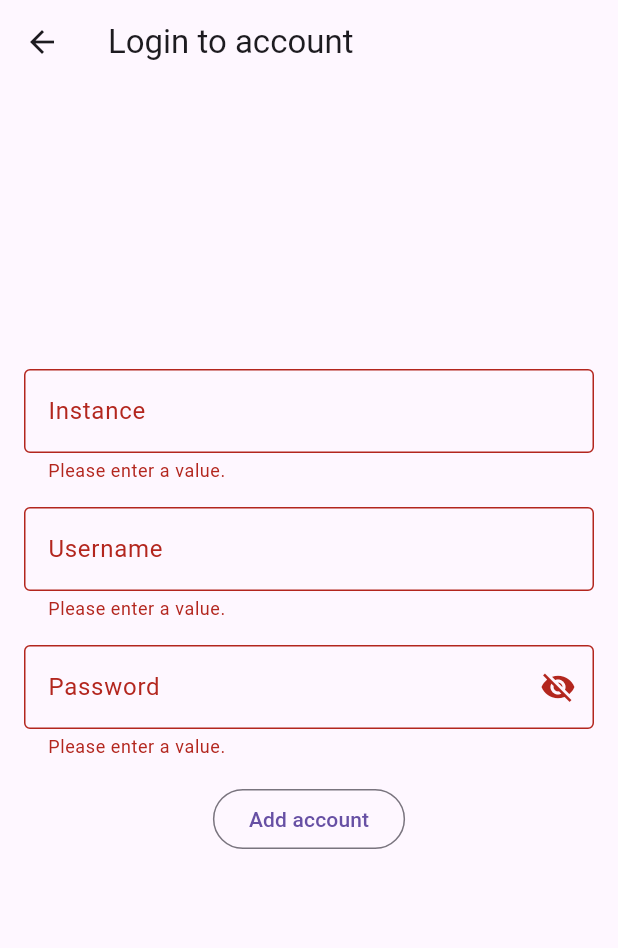
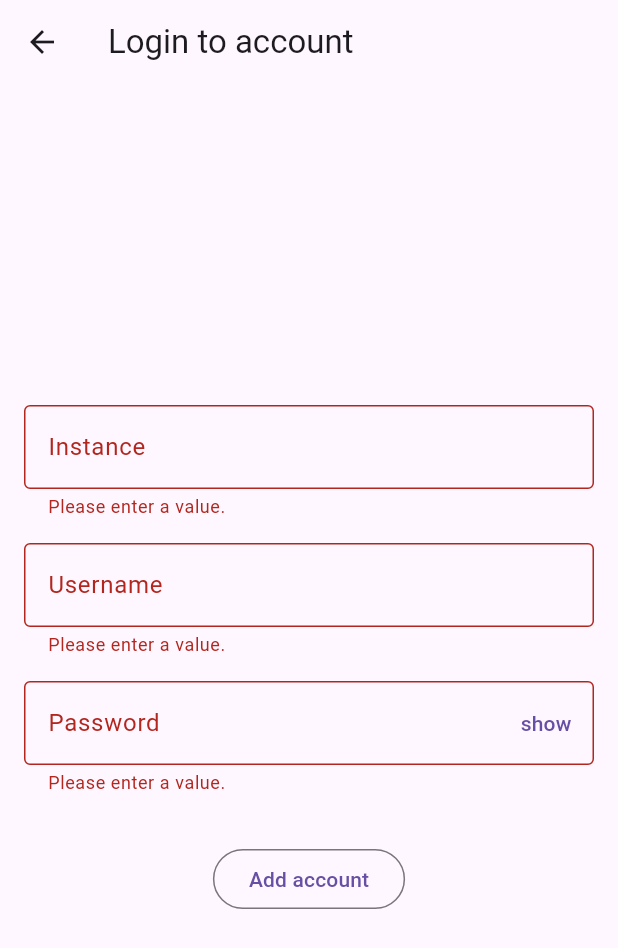
Before and after one commit to gusVLZ/lemmy_handshake, a Flutter app: the AddAccount screen opened by its route, after a tap on "Add account", on a phone screen of 412 x 824 dp. Shown: the top 948 px of the screen. Run offline on Flutter 3.47's test engine with Material 2 defaults, Android fonts, the phone set to English and light mode, and no system bars; our stand-ins replace logger, sqflite, sqflite_common_ffi; accounts and stored records are empty; network calls fail.

Commit message:
Account crud

```diff
--- a/lib/add_account.dart
+++ b/lib/add_account.dart
@@ -1,22 +1,23 @@
-import 'dart:developer';
-
 import 'package:flutter/material.dart';
+import 'package:lemmy_account_sync/model/account.dart';
+import 'package:lemmy_account_sync/repository/account_repo.dart';
+import 'package:lemmy_account_sync/util/db.dart';
 import 'package:lemmy_account_sync/util/lemmy.dart';
-import 'package:lemmy_account_sync/util/logger.dart';
 
 class AddAccount extends StatefulWidget {
   const AddAccount({Key? key}) : super(key: key);
 
   @override
-  _AddAccountState createState() => _AddAccountState();
+  AddAccountState createState() => AddAccountState();
 }
 
-class _AddAccountState extends State<AddAccount> {
+class AddAccountState extends State<AddAccount> {
   final _formKey = GlobalKey<FormState>();
   final TextEditingController _instanceController = TextEditingController();
   final TextEditingController _usernameController = TextEditingController();
   final TextEditingController _passwordController = TextEditingController();
-  bool _isPasswordVisible = false;
+  bool _isLoading = false;
+  bool _hidePassword = true;
 
   @override
   void dispose() {
@@ -26,13 +27,55 @@ class _AddAccountState extends State<AddAccount> {
     super.dispose();
   }
 
-  Future<void> _submitForm() async {
+  void _submitForm(BuildContext context) {
     if (_formKey.currentState!.validate()) {
+      var loadingController = ScaffoldMessenger.of(context).showSnackBar(
+        const SnackBar(
+          content: Padding(
+              padding: EdgeInsets.all(16),
+              child: Text('Connecting to instance and login you in',
+                  style: TextStyle(color: Colors.black))),
+          backgroundColor: Colors.green,
+          duration: Duration(seconds: 15),
+        ),
+      );
+      setState(() {
+        _isLoading = true;
+      });
       Lemmy lemmy = Lemmy(_instanceController.text);
-      await lemmy.login(_usernameController.text, _passwordController.text);
-      var communities = await lemmy.getCommunities();
-      communities.forEach((element) {
-        Logger.info(element);
+      lemmy
+          .login(_usernameController.text, _passwordController.text)
+          .then((loginResponse) {
+        loadingController.close();
+        setState(() {
+          _isLoading = false;
+        });
+        if (loginResponse) {
+          lemmy.getUserData(_usernameController.text).then((userData) => {
+                if (userData != null)
+                  {
+                    Db().startDatabase().then((dbConnection) => AccountRepo(
+                            dbConnection: dbConnection)
+                        .insertAccount(Account(
+                            accountId: userData.person.id.toString(),
+                            username: userData.person.name,
+                            instance: _instanceController.text,
+                            lastSync: null,
+                            profileUrl: userData.person.avatar))
+                        .then((value) => Navigator.pushNamed(context, "home")))
+                  }
+              });
+        } else {
+          ScaffoldMessenger.of(context).showSnackBar(
+            const SnackBar(
+              content: Padding(
+                  padding: EdgeInsets.all(16),
+                  child: Text('Error: check your credentials and instance url',
+                      style: TextStyle(color: Colors.white))),
+              backgroundColor: Colors.red,
+            ),
+          );
+        }
       });
     }
   }
@@ -53,6 +96,7 @@ class _AddAccountState extends State<AddAccount> {
               mainAxisSize: MainAxisSize.min,
               children: [
                 TextFormField(
+                  enabled: !_isLoading,
                   controller: _instanceController,
                   decoration: const InputDecoration(
                       border: OutlineInputBorder(), labelText: 'Instance'),
@@ -65,6 +109,7 @@ class _AddAccountState extends State<AddAccount> {
                 ),
                 const SizedBox(height: 16),
                 TextFormField(
+                  enabled: !_isLoading,
                   controller: _usernameController,
                   decoration: const InputDecoration(
                       border: OutlineInputBorder(), labelText: 'Username'),
@@ -77,21 +122,16 @@ class _AddAccountState extends State<AddAccount> {
                 ),
                 const SizedBox(height: 16),
                 TextFormField(
+                  enabled: !_isLoading,
                   controller: _passwordController,
                   decoration: InputDecoration(
-                      suffixIcon: IconButton(
-                          icon: Icon(
-                            !_isPasswordVisible
-                                ? Icons.visibility_off
-                                : Icons.visibility,
-                          ),
-                          onPressed: (() => {
-                                setState(() =>
-                                    _isPasswordVisible = !_isPasswordVisible)
-                              })),
-                      border: OutlineInputBorder(),
+                      suffixIcon: TextButton(
+                          onPressed: (() =>
+                              {setState(() => _hidePassword = !_hidePassword)}),
+                          child: Text(_hidePassword ? "show" : "hide")),
+                      border: const OutlineInputBorder(),
                       labelText: 'Password'),
-                  obscureText: _isPasswordVisible,
+                  obscureText: _hidePassword,
                   validator: (value) {
                     if (value == null || value.isEmpty) {
                       return 'Please enter a value.';
@@ -99,12 +139,11 @@ class _AddAccountState extends State<AddAccount> {
                     return null;
                   },
                 ),
-                const SizedBox(height: 16),
+                const SizedBox(height: 32),
                 OutlinedButton(
-                  onPressed: _submitForm,
+                  onPressed: () => !_isLoading ? _submitForm(context) : () {},
                   child: const Text('Add account'),
                 ),
-                const SizedBox(height: 64),
               ],
             ),
           ),
--- a/lib/model/account_details.dart
+++ b/lib/model/account.dart
@@ -1,17 +1,17 @@
 import 'dart:core';
 
-class AccountDetails {
+class Account {
   final String accountId;
   final String username;
   final String instance;
-  final DateTime lastSync;
-  final String profileUrl;
-  AccountDetails({
+  DateTime? lastSync;
+  String? profileUrl;
+  Account({
     required this.accountId,
     required this.username,
     required this.instance,
-    required this.lastSync,
-    required this.profileUrl,
+    this.lastSync,
+    this.profileUrl,
   });
 
   Map<String, dynamic> toMap() {
@@ -19,7 +19,7 @@ class AccountDetails {
       'accountId': accountId,
       'username': username,
       'instance': instance,
-      'lastSync': lastSync.toIso8601String(),
+      'lastSync': lastSync?.toIso8601String(),
       'profileUrl': profileUrl,
     };
   }
--- a/lib/util/logger.dart
+++ b/lib/util/logger.dart
@@ -1,9 +1,9 @@
-import 'package:logger/logger.dart' as logLib;
+import 'package:logger/logger.dart' as log_lib;
 
 class Logger {
-  static final logLib.Logger logger = logLib.Logger(
-    level: logLib.Level.verbose, // Adjust the log level as needed
-    printer: logLib.PrettyPrinter(), // Use PrettyPrinter for formatted output
+  static final log_lib.Logger logger = log_lib.Logger(
+    level: log_lib.Level.verbose, // Adjust the log level as needed
+    printer: log_lib.PrettyPrinter(), // Use PrettyPrinter for formatted output
   );
 
   static void error(String message) {
```
Also changed, not shown: lib/main.dart (+26 -13 lines), lib/model/person_view.dart (added, +89 -0 lines), lib/repository/account_repo.dart (added, +34 -0 lines), lib/util/db.dart (+9 -29 lines), lib/util/lemmy.dart (+24 -29 lines), lib/widgets/account_item.dart (+20 -5 lines).
